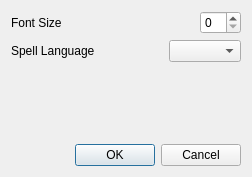
mmartinortiz/Today, file src/preferences.ui: the form before one commit.
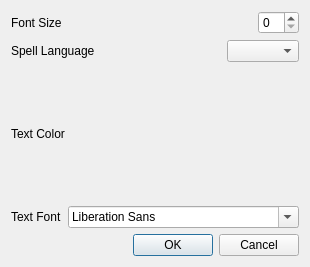
The form after the commit.

Commit message: Added a new class (ContentProvider.cpp) to manage the database. Removed the old class (Registry.cpp)

The edit to the form file:
```diff
--- a/src/preferences.ui
+++ b/src/preferences.ui
@@ -6,8 +6,8 @@
    <rect>
     <x>0</x>
     <y>0</y>
-    <width>252</width>
-    <height>177</height>
+    <width>255</width>
+    <height>267</height>
    </rect>
   </property>
   <property name="windowTitle">
@@ -69,20 +69,55 @@
     </layout>
    </item>
    <item>
-    <layout class="QHBoxLayout" name="horizontalLayout_3"/>
+    <layout class="QHBoxLayout" name="horizontalLayout_3">
+     <item>
+      <widget class="QLabel" name="labelTextColor">
+       <property name="text">
+        <string>Text Color</string>
+       </property>
+      </widget>
    </item>
    <item>
-    <spacer name="verticalSpacer">
+      <spacer name="horizontalSpacer_3">
      <property name="orientation">
-      <enum>Qt::Vertical</enum>
+        <enum>Qt::Horizontal</enum>
      </property>
      <property name="sizeHint" stdset="0">
       <size>
-       <width>20</width>
-       <height>40</height>
+         <width>40</width>
+         <height>20</height>
       </size>
      </property>
     </spacer>
+     </item>
+    </layout>
+   </item>
+   <item>
+    <layout class="QHBoxLayout" name="horizontalLayout_4">
+     <item>
+      <widget class="QLabel" name="labelTextFont">
+       <property name="text">
+        <string>Text Font</string>
+       </property>
+      </widget>
+     </item>
+     <item>
+      <spacer name="horizontalSpacer_4">
+       <property name="orientation">
+        <enum>Qt::Horizontal</enum>
+       </property>
+       <property name="sizeHint" stdset="0">
+        <size>
+         <width>40</width>
+         <height>20</height>
+        </size>
+       </property>
+      </spacer>
+     </item>
+     <item>
+      <widget class="QFontComboBox" name="fontComboBox"/>
+     </item>
+    </layout>
    </item>
    <item>
     <widget class="QDialogButtonBox" name="buttonBox">
```
Lines whose indentation alone changed are shown as unchanged. The commit also changes 10 other files.
